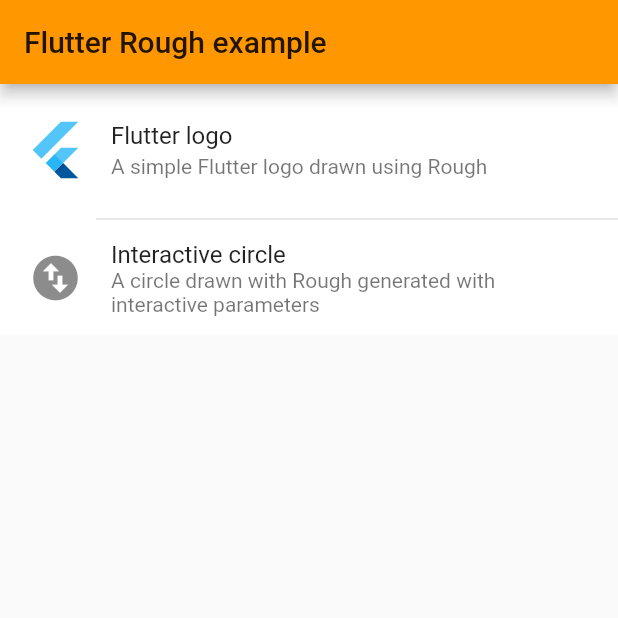
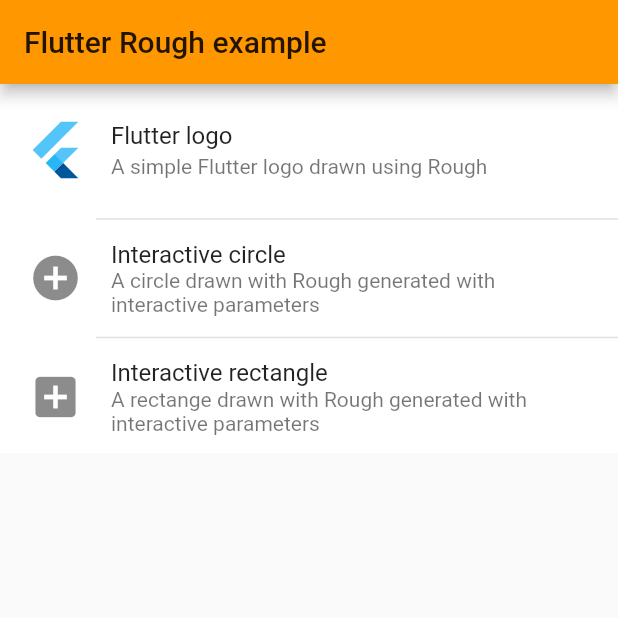
Before and after one commit to sergiandreplace/flutter_rough, a Flutter app: the screen it shows after launch, on a phone screen of 412 x 824 dp, the top half of it. Run offline on Flutter 3.47's test engine with Material 2 defaults, Android fonts, the phone set to English and light mode, and no system bars.

Commit message:
rectangle demo

```diff
--- a/example/lib/demos.dart
+++ b/example/lib/demos.dart
@@ -1,5 +1,6 @@
 import 'package:RoughExample/pages/flutter_logo.dart';
 import 'package:RoughExample/pages/interactive_circle.dart';
+import 'package:RoughExample/pages/interactive_rectangle.dart';
 import 'package:flutter/material.dart';
 
 class Demo {
@@ -23,7 +24,16 @@ final List<Demo> demos = [
     "A circle drawn with Rough generated with interactive parameters",
     (context) => InteractiveCirclePage(),
     Icon(
-      Icons.swap_vertical_circle,
+      Icons.add_circle,
+      size: 36,
+    ),
+  ),
+  Demo(
+    "Interactive rectangle",
+    "A rectange drawn with Rough generated with interactive parameters",
+    (context) => InteractiveRectanglePage(),
+    Icon(
+      Icons.add_box,
       size: 36,
     ),
   ),
```
Also changed, not shown: example/lib/pages/flutter_logo.dart (+6 -6 lines), example/lib/pages/interactive_rectangle.dart (added, +47 -0 lines).
